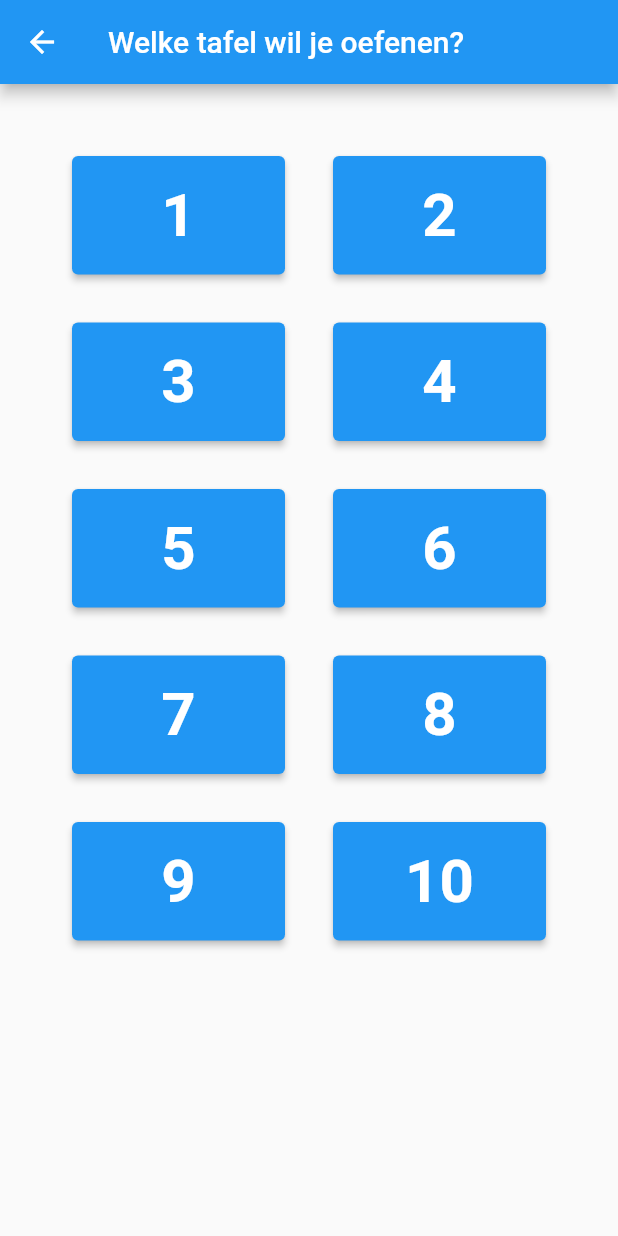
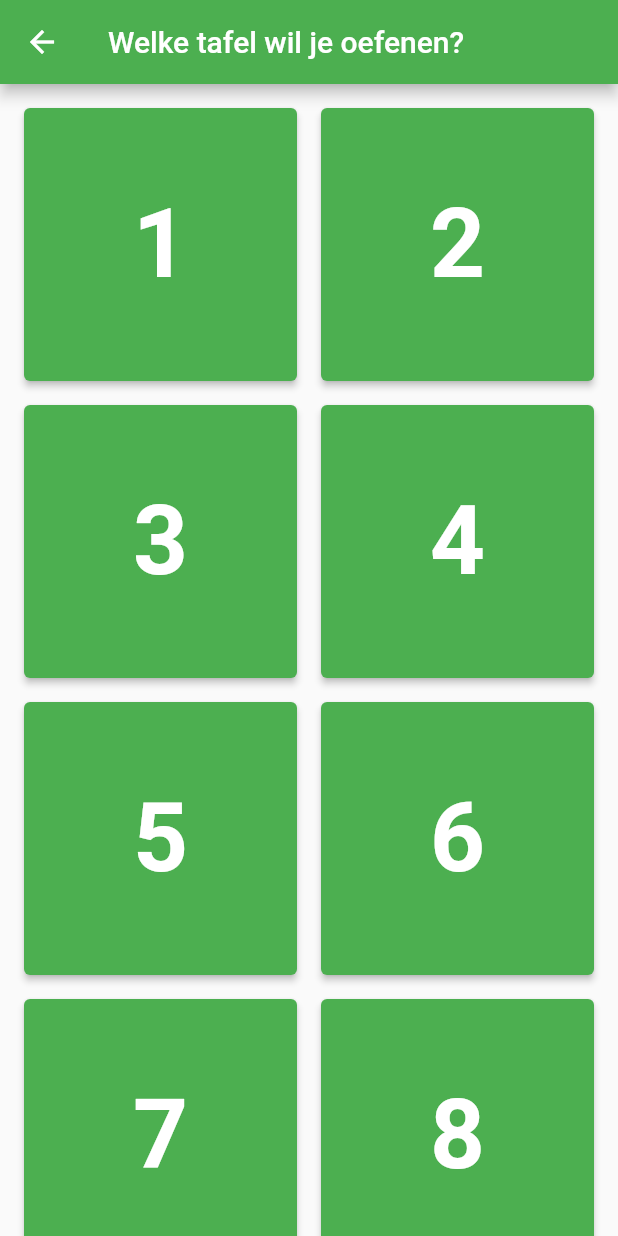
Before and after one commit to SEGVeenstra/tafels, a Flutter app: the TableSelectionPage screen opened directly, on a phone screen of 412 x 824 dp. Run offline on Flutter 3.47's test engine with Material 2 defaults, Android fonts, the phone set to English and light mode, and no system bars; missing offline and left inert: viewmodelscope.

Commit message:
Improve selection page

```diff
--- a/lib/main.dart
+++ b/lib/main.dart
@@ -19,7 +19,7 @@ class MyApp extends StatelessWidget {
       child: MaterialApp(
         title: 'Flutter Demo',
         theme: ThemeData(
-          primarySwatch: Colors.blue,
+          primarySwatch: Colors.green,
         ),
         home: ViewModelConsumer<TableSelectionViewModel>(
             builder: (context, vm, _) {
--- a/lib/table_selection_page.dart
+++ b/lib/table_selection_page.dart
@@ -11,64 +11,26 @@ class TableSelectionPage extends StatelessWidget {
         appBar: AppBar(
           title: Text('Welke tafel wil je oefenen?'),
         ),
-      body: Padding(
-        padding: EdgeInsets.all(32),
-        child: Column(
-          crossAxisAlignment: CrossAxisAlignment.stretch,
+        body: GridView.count(
+          padding: const EdgeInsets.all(16),
+          mainAxisSpacing: 16,
+          crossAxisSpacing: 16,
+          crossAxisCount: MediaQuery.of(context).size.width ~/ 200,
           children: List.generate(
-            5,
-            (index) => Row(
-              mainAxisSize: MainAxisSize.max,
-              children: [
-                Expanded(
-                  child: Padding(
-                    padding: const EdgeInsets.all(16.0),
-                    child: ElevatedButton(
+            10,
+            (index) => ElevatedButton(
               onPressed: () {
-                        context
-                            .vm<TableSelectionViewModel>()
-                            .selectTable(index * 2 + 1);
+                context.vm<TableSelectionViewModel>().selectTable(index + 1);
               },
-                      child: Padding(
-                        padding: const EdgeInsets.all(16.0),
               child: Text(
-                          '${index * 2 + 1}',
+                '${index + 1}',
                 style: const TextStyle(
-                            fontSize: 40,
+                  fontSize: 64,
                   fontWeight: FontWeight.bold,
                 ),
               ),
             ),
           ),
-                  ),
-                ),
-                Expanded(
-                  child: Padding(
-                    padding: const EdgeInsets.all(16.0),
-                    child: ElevatedButton(
-                      onPressed: () {
-                        context
-                            .vm<TableSelectionViewModel>()
-                            .selectTable(index * 2 + 2);
-                      },
-                      child: Padding(
-                        padding: const EdgeInsets.all(16.0),
-                        child: Text(
-                          '${index * 2 + 2}',
-                          style: const TextStyle(
-                            fontSize: 40,
-                            fontWeight: FontWeight.bold,
-                          ),
-                        ),
-                      ),
-                    ),
-                  ),
-                ),
-              ],
-            ),
-          ),
-        ),
-      ),
-    );
+        ));
   }
 }
```
Also changed, not shown: lib/table_viewmodel.dart (+18 -2 lines), 1 other file. Lines whose indentation alone changed are shown as unchanged.
